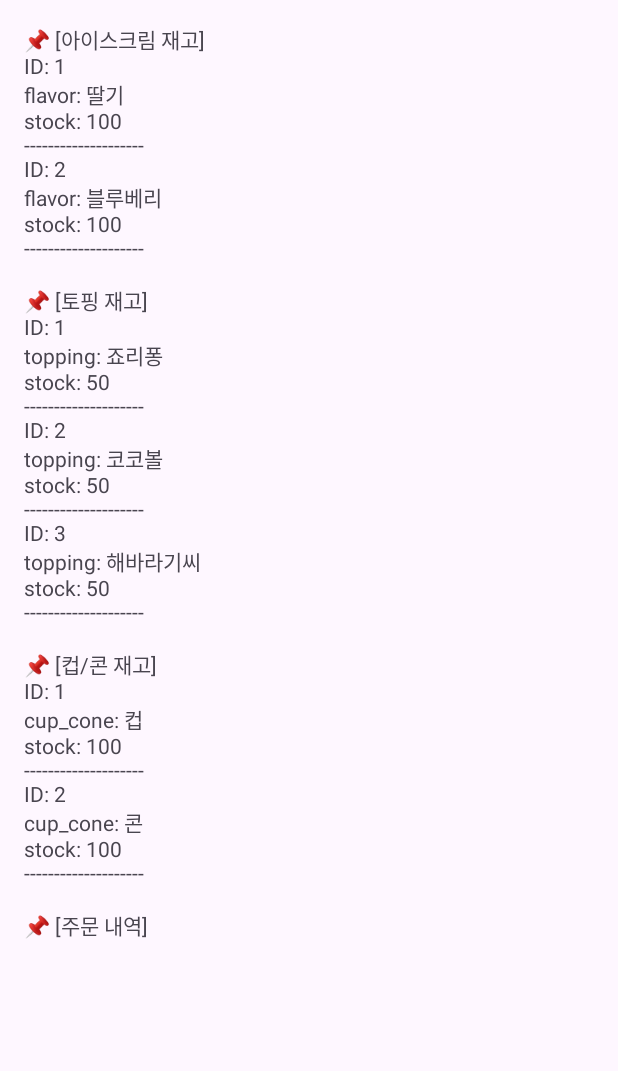
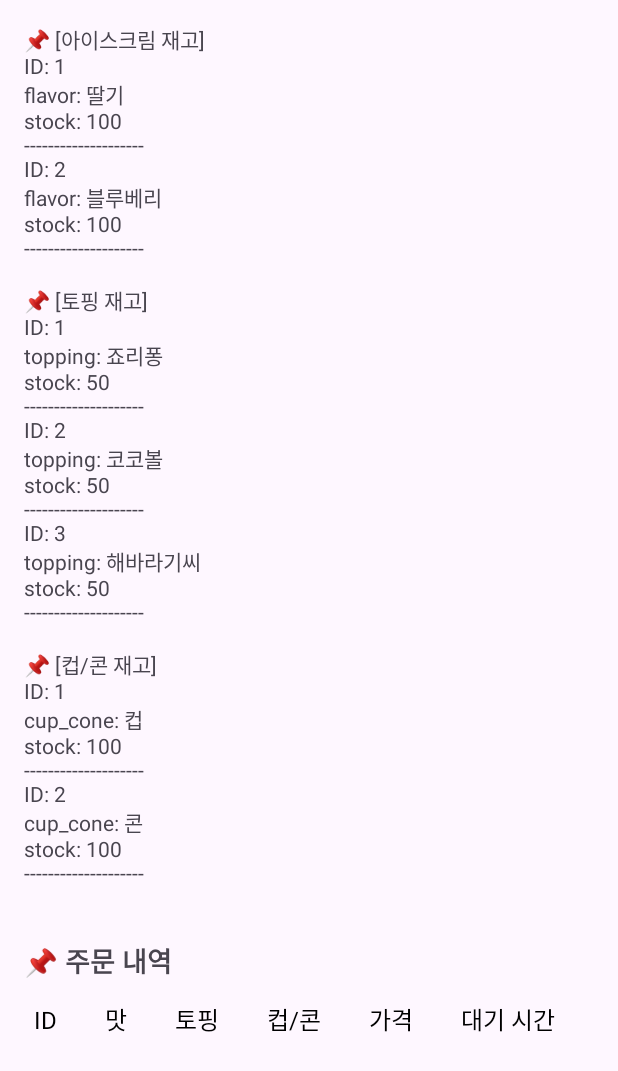
Before and after one commit to addinedu-advance-3rd/aris-repo-4, an Android app: the AdminActivity screen opened directly, with no data from a screen before it, on a phone screen of 412 x 824 dp. Shown: the top 1071 px of the screen. Run offline under Robolectric (Android 15) with nearby library versions, the phone set to English and light mode, and no system bars.

Commit message:
앱 관리자모드 추가

```diff
--- a/aris_pkg/aris_pkg/app/MimoKioskApp/app/src/main/java/com/example/mimokioskapp/AdminActivity.java
+++ b/aris_pkg/aris_pkg/app/MimoKioskApp/app/src/main/java/com/example/mimokioskapp/AdminActivity.java
@@ -2,12 +2,16 @@ package com.example.mimokioskapp;
 
 import android.database.Cursor;
 import android.os.Bundle;
+import android.widget.TableLayout;
+import android.widget.TableRow;
 import android.widget.TextView;
+
 import androidx.appcompat.app.AppCompatActivity;
 
 public class AdminActivity extends AppCompatActivity {
     private DatabaseHelper dbHelper;
-    private TextView tvDatabaseContent;
+    private TextView tvInventoryData;
+    private TableLayout orderTable;
 
     @Override
     protected void onCreate(Bundle savedInstanceState) {
@@ -15,38 +19,70 @@ public class AdminActivity extends AppCompatActivity {
         setContentView(R.layout.activity_admin_mode);
 
         dbHelper = new DatabaseHelper(this);
-        tvDatabaseContent = findViewById(R.id.tv_database_content);
+        tvInventoryData = findViewById(R.id.tv_inventory_data);
+        orderTable = findViewById(R.id.order_table);
 
         // 데이터베이스 내용 가져와서 화면에 표시
-        displayDatabaseContent();
+        displayInventoryData();
+        displayOrderTable();
     }
 
-    private void displayDatabaseContent() {
-        StringBuilder dbContent = new StringBuilder();
+    private void displayInventoryData() {
+        StringBuilder inventoryData = new StringBuilder();
 
-        // 아이스크림 테이블 조회
-        dbContent.append("📌 [아이스크림 재고]\n");
-        Cursor cursor = dbHelper.getAllData(DatabaseHelper.ICE_CREAM_TABLE);
-        appendCursorData(dbContent, cursor);
+        // 아이스크림 재고
+        inventoryData.append("📌 [아이스크림 재고]\n");
+        appendCursorData(inventoryData, dbHelper.getAllData(DatabaseHelper.ICE_CREAM_TABLE));
 
-        // 토핑 테이블 조회
-        dbContent.append("\n📌 [토핑 재고]\n");
-        cursor = dbHelper.getAllData(DatabaseHelper.TOPPING_TABLE);
-        appendCursorData(dbContent, cursor);
+        // 토핑 재고
+        inventoryData.append("\n📌 [토핑 재고]\n");
+        appendCursorData(inventoryData, dbHelper.getAllData(DatabaseHelper.TOPPING_TABLE));
 
-        // 컵/콘 테이블 조회
-        dbContent.append("\n📌 [컵/콘 재고]\n");
-        cursor = dbHelper.getAllData(DatabaseHelper.CUP_CONE_TABLE);
-        appendCursorData(dbContent, cursor);
+        // 컵/콘 재고
+        inventoryData.append("\n📌 [컵/콘 재고]\n");
+        appendCursorData(inventoryData, dbHelper.getAllData(DatabaseHelper.CUP_CONE_TABLE));
 
-        // 주문 테이블 조회
-        dbContent.append("\n📌 [주문 내역]\n");
-        cursor = dbHelper.getAllData(DatabaseHelper.ORDER_TABLE);
-        appendCursorData(dbContent, cursor);
-
-        tvDatabaseContent.setText(dbContent.toString());
+        tvInventoryData.setText(inventoryData.toString());
     }
 
+    // ORDER 테이블 데이터를 TableLayout에 표시
+    private void displayOrderTable() {
+        Cursor cursor = dbHelper.getAllData(DatabaseHelper.ORDER_TABLE);
+
+        if (cursor != null) {
+            // 테이블 헤더 추가
+            TableRow headerRow = new TableRow(this);
+            String[] columnNames = {"ID", "맛", "토핑", "컵/콘", "가격", "대기 시간"};
+            for (String column : columnNames) {
+                TextView textView = createTextView(column, true);
+                headerRow.addView(textView);
+            }
+            orderTable.addView(headerRow);
+
+            // 데이터 추가
+            while (cursor.moveToNext()) {
+                TableRow row = new TableRow(this);
+                for (int i = 0; i < cursor.getColumnCount(); i++) {
+                    TextView textView = createTextView(cursor.getString(i), false);
+                    row.addView(textView);
+                }
+                orderTable.addView(row);
+            }
+            cursor.close();
+        }
+    }
+
+    // TextView를 생성하여 테이블 셀로 사용
+    private TextView createTextView(String text, boolean isHeader) {
+        TextView textView = new TextView(this);
+        textView.setText(text);
+        textView.setPadding(10, 5, 10, 5);
+        textView.setTextSize(isHeader ? 16 : 14);
+        textView.setTextColor(isHeader ? getResources().getColor(android.R.color.black) : getResources().getColor(android.R.color.darker_gray));
+        return textView;
+    }
+
+    // Cursor 데이터를 StringBuilder에 추가하는 함수
     private void appendCursorData(StringBuilder builder, Cursor cursor) {
         if (cursor != null) {
             while (cursor.moveToNext()) {
--- a/aris_pkg/aris_pkg/app/MimoKioskApp/app/src/main/res/layout/activity_admin_mode.xml
+++ b/aris_pkg/aris_pkg/app/MimoKioskApp/app/src/main/res/layout/activity_admin_mode.xml
@@ -5,14 +5,39 @@
 
     <ScrollView
         android:layout_width="match_parent"
-        android:layout_height="match_parent">
+        android:layout_height="match_parent"
+        android:padding="16dp">
 
-        <TextView
-            android:id="@+id/tv_database_content"
+        <LinearLayout
             android:layout_width="match_parent"
             android:layout_height="wrap_content"
-            android:text="데이터베이스 내용이 여기에 표시됩니다."
-            android:padding="16dp"/>
+            android:orientation="vertical">
+
+            <!-- 일반 텍스트로 데이터 표시 -->
+            <TextView
+                android:id="@+id/tv_inventory_data"
+                android:layout_width="match_parent"
+                android:layout_height="wrap_content"
+                android:text="데이터 로딩 중..."
+                android:paddingBottom="20dp" />
+
+            <!-- 주문 테이블 제목 -->
+            <TextView
+                android:layout_width="wrap_content"
+                android:layout_height="wrap_content"
+                android:text="📌 주문 내역"
+                android:textSize="18sp"
+                android:textStyle="bold"
+                android:paddingBottom="10dp" />
+
+            <!-- 주문 내역을 표시할 TableLayout -->
+            <TableLayout
+                android:id="@+id/order_table"
+                android:layout_width="match_parent"
+                android:layout_height="wrap_content"
+                android:stretchColumns="*" />
+        </LinearLayout>
     </ScrollView>
 
+
 </androidx.constraintlayout.widget.ConstraintLayout>
```
